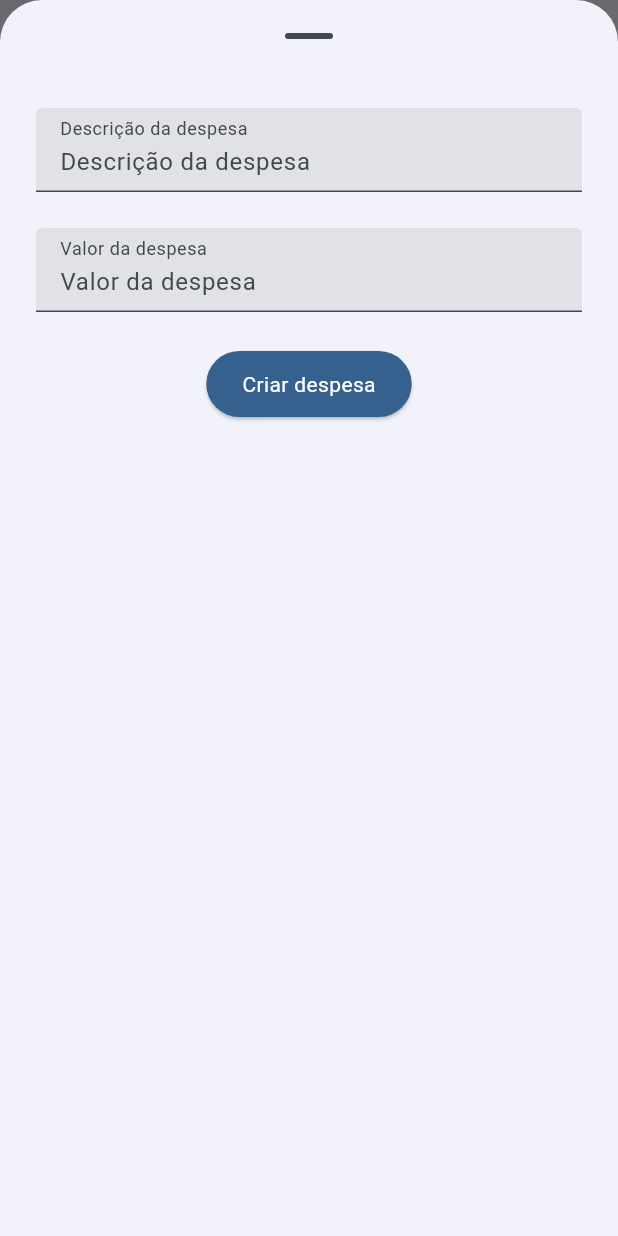
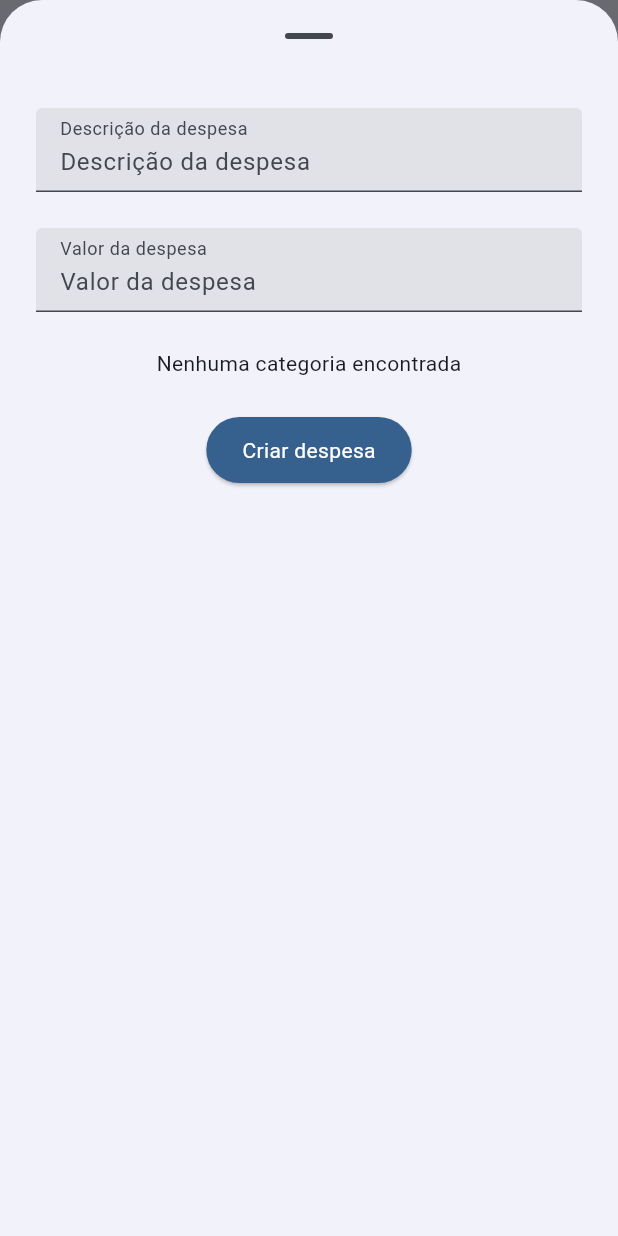
Before and after one commit to leandrorochaadm/limit_spending, a Flutter app: the screen it shows after launch, after a tap on the "add" icon, on a phone screen of 412 x 824 dp. Run offline on Flutter 3.47's test engine with Material 3 defaults, Android fonts, the phone set to English and light mode, and no system bars; our stand-ins replace cloud_firestore, equatable, firebase_core; accounts and stored records are empty; Roboto replaces fonts that are missing (Poppins).

Commit message:
expense Autocomplete category

```diff
--- a/lib/core/factories/category_factory.dart
+++ b/lib/core/factories/category_factory.dart
@@ -1,16 +1,19 @@
-import 'package:cloud_firestore/cloud_firestore.dart';
+import '../../features/category/category.dart';
+import 'firestoreFactory.dart';
 
-import '../../features/category/category.dart';
-
-CategoryController categoryControllerFactory(FirebaseFirestore firestore) {
-  final categoryRepository = CategoryFirebaseRepository(firestore);
-  final getCategoriesUseCase = GetCategoriesUseCase(categoryRepository);
-  final createCategoryUseCase = CreateCategoryUseCase(categoryRepository);
-  final updateCategoryUseCase = UpdateCategoryUseCase(categoryRepository);
+CategoryFirebaseRepository makeCategoryRepository() =>
+    CategoryFirebaseRepository(makeFirestore());
+GetCategoriesUseCase makeGetCategoriesUseCase() =>
+    GetCategoriesUseCase(makeCategoryRepository());
+CreateCategoryUseCase makeCreateCategoryUseCase() =>
+    CreateCategoryUseCase(makeCategoryRepository());
+UpdateCategoryUseCase makeUpdateCategoryUseCase() =>
+    UpdateCategoryUseCase(makeCategoryRepository());
+CategoryController categoryControllerFactory() {
   final categoryController = CategoryController(
-    getCategoriesUseCase: getCategoriesUseCase,
-    createCategoryUseCase: createCategoryUseCase,
-    updateCategoryUseCase: updateCategoryUseCase,
+    getCategoriesUseCase: makeGetCategoriesUseCase(),
+    createCategoryUseCase: makeCreateCategoryUseCase(),
+    updateCategoryUseCase: makeUpdateCategoryUseCase(),
   );
   return categoryController;
 }
--- a/lib/core/factories/expense_factory.dart
+++ b/lib/core/factories/expense_factory.dart
@@ -1,9 +1,10 @@
-import 'package:cloud_firestore/cloud_firestore.dart';
+import '../../features/expense/expense.dart';
+import 'category_factory.dart';
+import 'firestoreFactory.dart';
 
-import '../../features/expense/expense.dart';
-
-ExpenseController expenseControllerFactory(FirebaseFirestore firestore) {
-  final expenseRepository = ExpenseFirebaseRepository(firestore: firestore);
+ExpenseController expenseControllerFactory() {
+  final expenseRepository =
+      ExpenseFirebaseRepository(firestore: makeFirestore());
   final getExpensesUseCase = GetExpensesUseCase(expenseRepository);
   final createExpenseUseCase = CreateExpenseUseCase(expenseRepository);
   final updateExpenseUseCase = UpdateExpenseUseCase(expenseRepository);
@@ -13,6 +14,7 @@ ExpenseController expenseControllerFactory(FirebaseFirestore firestore) {
     createExpenseUseCase: createExpenseUseCase,
     updateExpenseUseCase: updateExpenseUseCase,
     deleteExpenseUseCase: deleteExpenseUseCase,
+    getCategoriesUseCase: makeGetCategoriesUseCase(),
   );
   return expenseController;
 }
--- /dev/null
+++ b/lib/core/factories/firestoreFactory.dart
@@ -0,0 +1,3 @@
+import 'package:cloud_firestore/cloud_firestore.dart';
+
+FirebaseFirestore makeFirestore() => FirebaseFirestore.instance;
--- a/lib/features/expense/presentation/expense_controller.dart
+++ b/lib/features/expense/presentation/expense_controller.dart
@@ -1,5 +1,7 @@
 import 'package:flutter/material.dart';
 
+import '../../category/domain/entities/category_entity.dart';
+import '../../category/domain/usecases/get_categories_usecase.dart';
 import '../domain/domain.dart';
 import 'expense_state.dart';
 
@@ -8,6 +10,7 @@ class ExpenseController {
   final CreateExpenseUseCase createExpenseUseCase;
   final UpdateExpenseUseCase updateExpenseUseCase;
   final DeleteExpenseUseCase deleteExpenseUseCase;
+  final GetCategoriesUseCase getCategoriesUseCase;
 
   ValueNotifier<ExpenseState> state = ValueNotifier<ExpenseState>(
     ExpenseState(status: ExpenseStatus.initial),
@@ -18,6 +21,7 @@ class ExpenseController {
     required this.createExpenseUseCase,
     required this.updateExpenseUseCase,
     required this.deleteExpenseUseCase,
+    required this.getCategoriesUseCase,
   });
 
   Stream<List<ExpenseEntity>> get expensesStream {
@@ -71,4 +75,16 @@ class ExpenseController {
       );
     }
   }
+
+  Stream<List<CategoryEntity>> categoriesStream() {
+    try {
+      return getCategoriesUseCase();
+    } catch (e) {
+      state.value = state.value.copyWith(
+        status: ExpenseStatus.error,
+        errorMessage: 'Erro ao obter categorias',
+      );
+    }
+    return Stream.value([]);
+  }
 }
--- a/lib/features/expense/presentation/expense_page.dart
+++ b/lib/features/expense/presentation/expense_page.dart
@@ -2,7 +2,7 @@ import 'package:flutter/material.dart';
 import 'package:intl/intl.dart';
 
 import '../../../text_field_custom_widget.dart';
-import '../../category/presentation/pages/category_page.dart';
+import '../../category/category.dart';
 import '../domain/domain.dart';
 import 'expense_controller.dart';
 import 'expense_state.dart';
@@ -110,6 +110,7 @@ class ExpensePage extends StatelessWidget {
   Future<dynamic> modalCreateExpense(
     BuildContext context, {
     ExpenseEntity? expense,
+    List<CategoryEntity>? categories,
   }) {
     final bool isEdit = expense != null;
     final TextEditingController descriptionEC =
@@ -119,6 +120,8 @@ class ExpensePage extends StatelessWidget {
     final TextEditingController valueEC =
         TextEditingController(text: expense?.value.toStringAsFixed(2));
     final FocusNode valueFN = FocusNode();
+
+    CategoryEntity? selectedCategory;
 
     return showModalBottomSheet(
       context: context,
@@ -144,6 +147,82 @@ class ExpensePage extends StatelessWidget {
                 keyboardType: TextInputType.number,
               ),
               const SizedBox(height: 24),
+              StreamBuilder<List<CategoryEntity>>(
+                stream: expenseController.categoriesStream(),
+                builder: (_, snapshot) {
+                  if (snapshot.connectionState == ConnectionState.waiting) {
+                    return const Center(child: CircularProgressIndicator());
+                  } else if (snapshot.hasError) {
+                    return Center(child: Text('Error: ${snapshot.error}'));
+                  } else if (!snapshot.hasData || snapshot.data!.isEmpty) {
+                    return const Center(
+                        child: Text('Nenhuma categoria encontrada'));
+                  }
+
+                  final categories = snapshot.data!;
+                  return Autocomplete<CategoryEntity>(
+                    optionsBuilder: (TextEditingValue textEditingValue) {
+                      if (textEditingValue.text.isEmpty) {
+                        return const Iterable<CategoryEntity>.empty();
+                      }
+                      return categories.where((CategoryEntity category) {
+                        return category.name
+                            .toLowerCase()
+                            .contains(textEditingValue.text.toLowerCase());
+                      });
+                    },
+                    displayStringForOption: (CategoryEntity option) =>
+                        option.name,
+                    onSelected: (CategoryEntity selection) {
+                      selectedCategory = selection;
+                      print('Selected: ${selection.name}');
+                    },
+                    fieldViewBuilder: (
+                      BuildContext context,
+                      TextEditingController textEditingController,
+                      FocusNode focusNode,
+                      VoidCallback onFieldSubmitted,
+                    ) {
+                      return TextFieldCustomWidget(
+                        focusNode: focusNode,
+                        controller: textEditingController,
+                        hintText: 'Digite para buscar categorias',
+                      );
+                    },
+                    optionsViewBuilder: (
+                      BuildContext context,
+                      AutocompleteOnSelected<CategoryEntity> onSelected,
+                      Iterable<CategoryEntity> options,
+                    ) {
+                      return Align(
+                        alignment: Alignment.topLeft,
+                        child: Material(
+                          child: SizedBox(
+                            width: MediaQuery.of(context).size.width * 0.8,
+                            child: ListView.builder(
+                              padding: const EdgeInsets.all(8.0),
+                              itemCount: options.length,
+                              itemBuilder: (BuildContext context, int index) {
+                                final CategoryEntity option =
+                                    options.elementAt(index);
+                                return GestureDetector(
+                                  onTap: () {
+                                    onSelected(option);
+                                  },
+                                  child: ListTile(
+                                    title: Text(option.name),
+                                  ),
+                                );
+                              },
+                            ),
+                          ),
+                        ),
+                      );
+                    },
+                  );
+                },
+              ),
+              const SizedBox(height: 24),
               ElevatedButton(
                 style: ElevatedButton.styleFrom(
                   padding: const EdgeInsets.symmetric(
@@ -161,6 +240,7 @@ class ExpensePage extends StatelessWidget {
                       description: descriptionEC.text,
                       value:
                           valueEC.text.isEmpty ? 0 : double.parse(valueEC.text),
+                      categoryId: selectedCategory?.id ?? expense.categoryId,
                     );
                     expenseController.updateExpense(expenseUpdate);
                   } else {
@@ -171,7 +251,7 @@ class ExpensePage extends StatelessWidget {
                         value: valueEC.text.isEmpty
                             ? 0
                             : double.parse(valueEC.text),
-                        categoryId: '',
+                        categoryId: selectedCategory?.id ?? '',
                       ),
                     );
                   }
--- a/lib/main.dart
+++ b/lib/main.dart
@@ -1,4 +1,3 @@
-import 'package:cloud_firestore/cloud_firestore.dart';
 import 'package:firebase_core/firebase_core.dart';
 import 'package:flutter/material.dart';
 
@@ -12,10 +11,10 @@ import 'firebase_options.dart';
 Future<void> main() async {
   WidgetsFlutterBinding.ensureInitialized();
   await Firebase.initializeApp(options: DefaultFirebaseOptions.currentPlatform);
-  final firestore = FirebaseFirestore.instance;
+  // final firestore = FirebaseFirestore.instance;
 
-  final categoryController = categoryControllerFactory(firestore);
-  final expenseController = expenseControllerFactory(firestore);
+  final categoryController = categoryControllerFactory();
+  final expenseController = expenseControllerFactory();
 
   runApp(MyApp(
     categoryController: categoryController,
```
